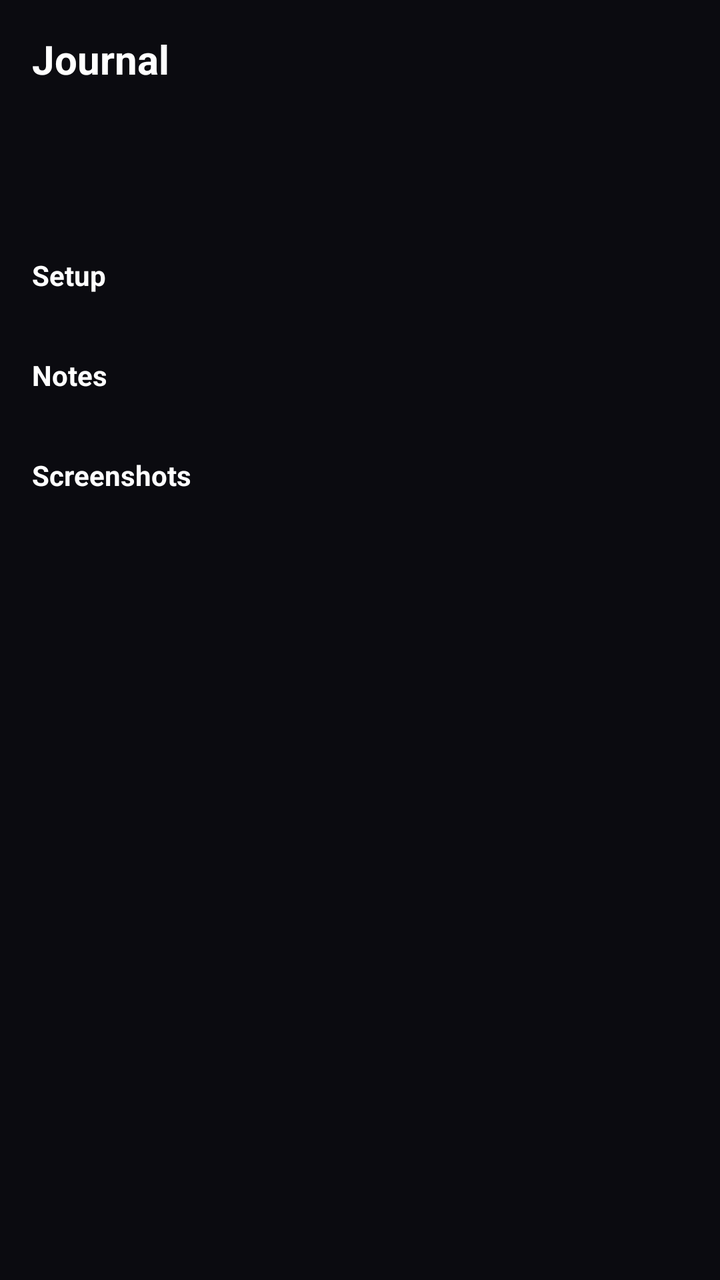
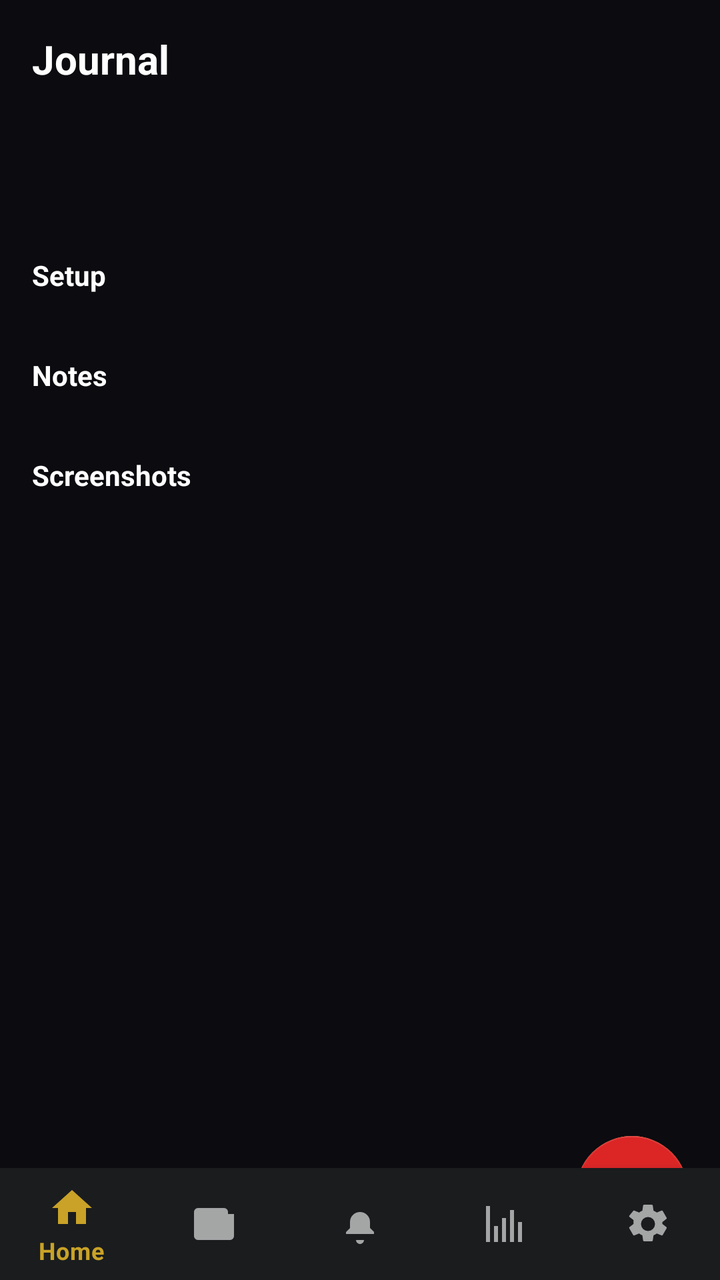

An Android layout rendered at two revisions. The XML below is the earlier revision; the diff shows what the commit changed to produce the second picture.
<!-- AndroidManifest.xml: application theme Theme.SniperFlow -->
<!-- res/layout/act_journal_detail.xml -->
<?xml version="1.0" encoding="utf-8"?>
<ScrollView xmlns:android="http://schemas.android.com/apk/res/android"
    android:layout_width="match_parent" android:layout_height="match_parent">
    <LinearLayout android:orientation="vertical" android:padding="16dp"
        android:layout_width="match_parent" android:layout_height="wrap_content">

        <TextView android:id="@+id/title" android:textStyle="bold" android:textSize="20sp" android:text="@string/journal_title"
            android:layout_width="match_parent" android:layout_height="wrap_content"/>

        <TextView android:id="@+id/txtRRPlanned" android:layout_marginTop="8dp"
            android:layout_width="match_parent" android:layout_height="wrap_content"/>
        <TextView android:id="@+id/txtRRReal"
            android:layout_width="match_parent" android:layout_height="wrap_content"/>

        <TextView android:id="@+id/txtContext" android:layout_marginTop="8dp"
            android:layout_width="match_parent" android:layout_height="wrap_content"/>

        <TextView android:text="@string/setup_label" android:textStyle="bold" android:layout_marginTop="12dp"
            android:layout_width="match_parent" android:layout_height="wrap_content"/>
        <TextView android:id="@+id/txtSetup"
            android:layout_width="match_parent" android:layout_height="wrap_content"/>

        <TextView android:text="@string/notes_label" android:textStyle="bold" android:layout_marginTop="12dp"
            android:layout_width="match_parent" android:layout_height="wrap_content"/>
        <TextView android:id="@+id/txtNotes"
            android:layout_width="match_parent" android:layout_height="wrap_content"/>

        <TextView android:text="@string/screenshots_label" android:textStyle="bold" android:layout_marginTop="12dp"
            android:layout_width="match_parent" android:layout_height="wrap_content"/>
        <androidx.recyclerview.widget.RecyclerView
            android:id="@+id/rvShotsDetail" android:layout_width="match_parent"
            android:layout_height="120dp"/>
    </LinearLayout>
</ScrollView>
<!-- resources referenced by this layout -->
<resources>
  <string name="journal_title">Journal</string>
  <string name="notes_label">Notes</string>
  <string name="screenshots_label">Screenshots</string>
  <string name="setup_label">Setup</string>
  <style name="Theme.SniperFlow" parent="Theme.MaterialComponents.DayNight.NoActionBar">
          <item name="android:colorBackground">@color/colorBackground</item>
          <item name="android:textColor">@color/colorOnBackground</item>
          <item name="colorPrimary">@color/colorPrimary</item>
          <item name="colorOnPrimary">@color/colorOnPrimary</item>
          <item name="colorSurface">@color/colorSurface</item>
          <item name="colorOnSurface">@color/colorOnSurface</item>
          <item name="android:fontFamily">sans-serif</item>
          <item name="materialButtonStyle">@style/Widget.MaterialComponents.Button</item>
      </style>
  <color name="colorBackground">@color/sf_ink_black</color>
  <color name="colorOnBackground">#FFFFFFFF</color>
  <color name="colorPrimary">@color/sf_gold</color>
  <color name="colorOnPrimary">#FF000000</color>
  <color name="colorSurface">@color/sf_slate</color>
  <color name="colorOnSurface">#FFFFFFFF</color>
  <color name="sf_ink_black">#0B0B10</color>
  <color name="sf_gold">#C9A227</color>
  <color name="sf_slate">#1A1C1E</color>
</resources>

<!-- the commit's change to res/layout/act_journal_detail.xml (unified diff, before → after) -->
@@ -1,34 +1,71 @@
 <?xml version="1.0" encoding="utf-8"?>
-<ScrollView xmlns:android="http://schemas.android.com/apk/res/android"
+<FrameLayout xmlns:android="http://schemas.android.com/apk/res/android" xmlns:app="http://schemas.android.com/apk/res-auto"
     android:layout_width="match_parent" android:layout_height="match_parent">
-    <LinearLayout android:orientation="vertical" android:padding="16dp"
-        android:layout_width="match_parent" android:layout_height="wrap_content">
 
-        <TextView android:id="@+id/title" android:textStyle="bold" android:textSize="20sp" android:text="@string/journal_title"
-            android:layout_width="match_parent" android:layout_height="wrap_content"/>
+    <ScrollView
+        android:layout_width="match_parent" android:layout_height="match_parent">
+        <LinearLayout android:orientation="vertical" android:padding="16dp"
+            android:layout_width="match_parent" android:layout_height="wrap_content">
 
-        <TextView android:id="@+id/txtRRPlanned" android:layout_marginTop="8dp"
-            android:layout_width="match_parent" android:layout_height="wrap_content"/>
-        <TextView android:id="@+id/txtRRReal"
-            android:layout_width="match_parent" android:layout_height="wrap_content"/>
+            <TextView android:id="@+id/title" android:textStyle="bold" android:textSize="20sp" android:text="@string/journal_title"
+                android:layout_width="match_parent" android:layout_height="wrap_content"/>
 
-        <TextView android:id="@+id/txtContext" android:layout_marginTop="8dp"
-            android:layout_width="match_parent" android:layout_height="wrap_content"/>
+            <TextView android:id="@+id/txtRRPlanned" android:layout_marginTop="8dp"
+                android:layout_width="match_parent" android:layout_height="wrap_content"/>
+            <TextView android:id="@+id/txtRRReal"
+                android:layout_width="match_parent" android:layout_height="wrap_content"/>
 
-        <TextView android:text="@string/setup_label" android:textStyle="bold" android:layout_marginTop="12dp"
-            android:layout_width="match_parent" android:layout_height="wrap_content"/>
-        <TextView android:id="@+id/txtSetup"
-            android:layout_width="match_parent" android:layout_height="wrap_content"/>
+            <TextView android:id="@+id/txtContext" android:layout_marginTop="8dp"
+                android:layout_width="match_parent" android:layout_height="wrap_content"/>
 
-        <TextView android:text="@string/notes_label" android:textStyle="bold" android:layout_marginTop="12dp"
-            android:layout_width="match_parent" android:layout_height="wrap_content"/>
-        <TextView android:id="@+id/txtNotes"
-            android:layout_width="match_parent" android:layout_height="wrap_content"/>
+            <TextView android:text="@string/setup_label" android:textStyle="bold" android:layout_marginTop="12dp"
+                android:layout_width="match_parent" android:layout_height="wrap_content"/>
+            <TextView android:id="@+id/txtSetup"
+                android:layout_width="match_parent" android:layout_height="wrap_content"/>
 
-        <TextView android:text="@string/screenshots_label" android:textStyle="bold" android:layout_marginTop="12dp"
-            android:layout_width="match_parent" android:layout_height="wrap_content"/>
-        <androidx.recyclerview.widget.RecyclerView
-            android:id="@+id/rvShotsDetail" android:layout_width="match_parent"
-            android:layout_height="120dp"/>
-    </LinearLayout>
-</ScrollView>
+            <TextView android:text="@string/notes_label" android:textStyle="bold" android:layout_marginTop="12dp"
+                android:layout_width="match_parent" android:layout_height="wrap_content"/>
+            <TextView android:id="@+id/txtNotes"
+                android:layout_width="match_parent" android:layout_height="wrap_content"/>
+
+            <TextView android:text="@string/screenshots_label" android:textStyle="bold" android:layout_marginTop="12dp"
+                android:layout_width="match_parent" android:layout_height="wrap_content"/>
+            <androidx.recyclerview.widget.RecyclerView
+                android:id="@+id/rvShotsDetail" android:layout_width="match_parent"
+                android:layout_height="120dp"/>
+        </LinearLayout>
+    </ScrollView>
+
+    <com.google.android.material.floatingactionbutton.FloatingActionButton
+        android:id="@+id/fabEdit"
+        android:layout_width="wrap_content" android:layout_height="wrap_content"
+        android:layout_gravity="end|bottom"
+        android:layout_margin="16dp"
+        android:visibility="visible"
+        android:elevation="8dp"
+        android:contentDescription="Edit"
+        android:src="@android:drawable/ic_menu_edit"
+        app:tint="@color/colorOnPrimary"
+        app:backgroundTint="@color/colorPrimary"/>
+
+    <com.google.android.material.floatingactionbutton.FloatingActionButton
+        android:id="@+id/fabDelete"
+        android:layout_width="wrap_content" android:layout_height="wrap_content"
+        android:layout_gravity="end|bottom"
+        android:layout_margin="16dp"
+        android:layout_marginBottom="84dp"
+        android:visibility="visible"
+        android:elevation="8dp"
+        android:contentDescription="Delete"
+        android:src="@android:drawable/ic_menu_delete"
+        app:tint="@android:color/white"
+        app:backgroundTint="@color/colorNegative"/>
+
+    <com.google.android.material.bottomnavigation.BottomNavigationView
+        android:id="@+id/bottomNav"
+        android:layout_width="match_parent"
+        android:layout_height="wrap_content"
+        android:layout_gravity="bottom"
+        app:menu="@menu/menu_bottom_nav" />
+
+</FrameLayout>
<!-- resource entries referenced after the edit -->
@@ -1,5 +1,6 @@
 <!-- resources referenced by this layout -->
 <resources>
+  <color name="colorNegative">@color/sf_red</color>
   <string name="journal_title">Journal</string>
   <string name="notes_label">Notes</string>
   <string name="screenshots_label">Screenshots</string>
@@ -14,6 +15,7 @@
           <item name="android:fontFamily">sans-serif</item>
           <item name="materialButtonStyle">@style/Widget.MaterialComponents.Button</item>
       </style>
+  <color name="sf_red">#DC2626</color>
   <color name="colorBackground">@color/sf_ink_black</color>
   <color name="colorOnBackground">#FFFFFFFF</color>
   <color name="colorPrimary">@color/sf_gold</color>
